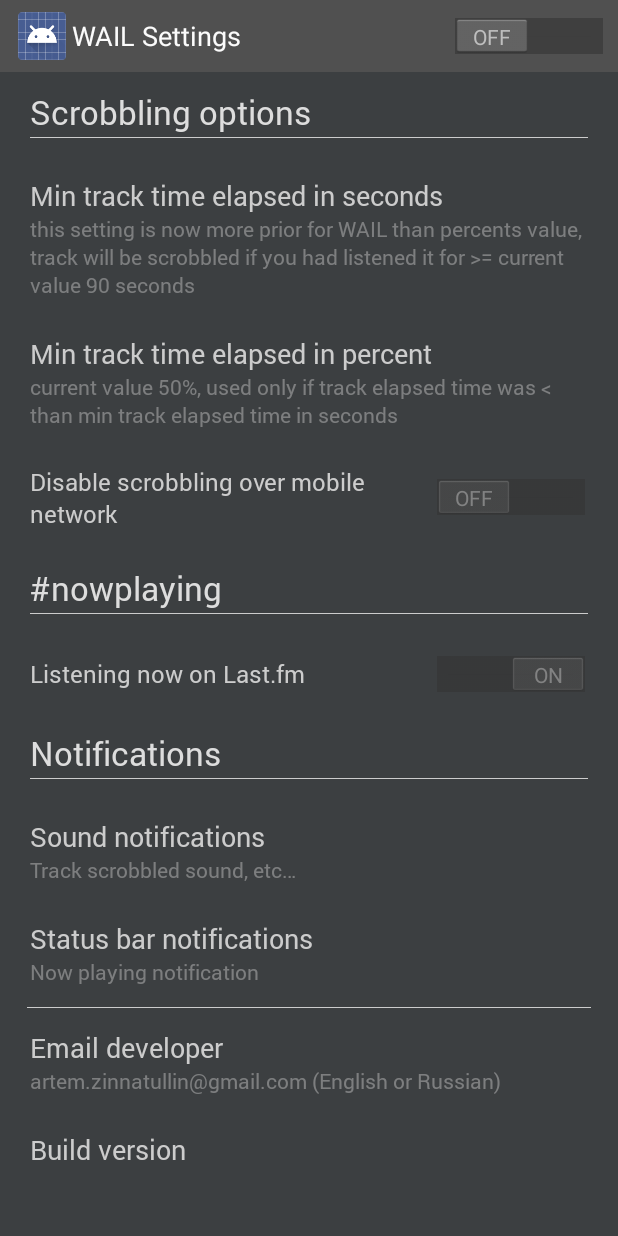
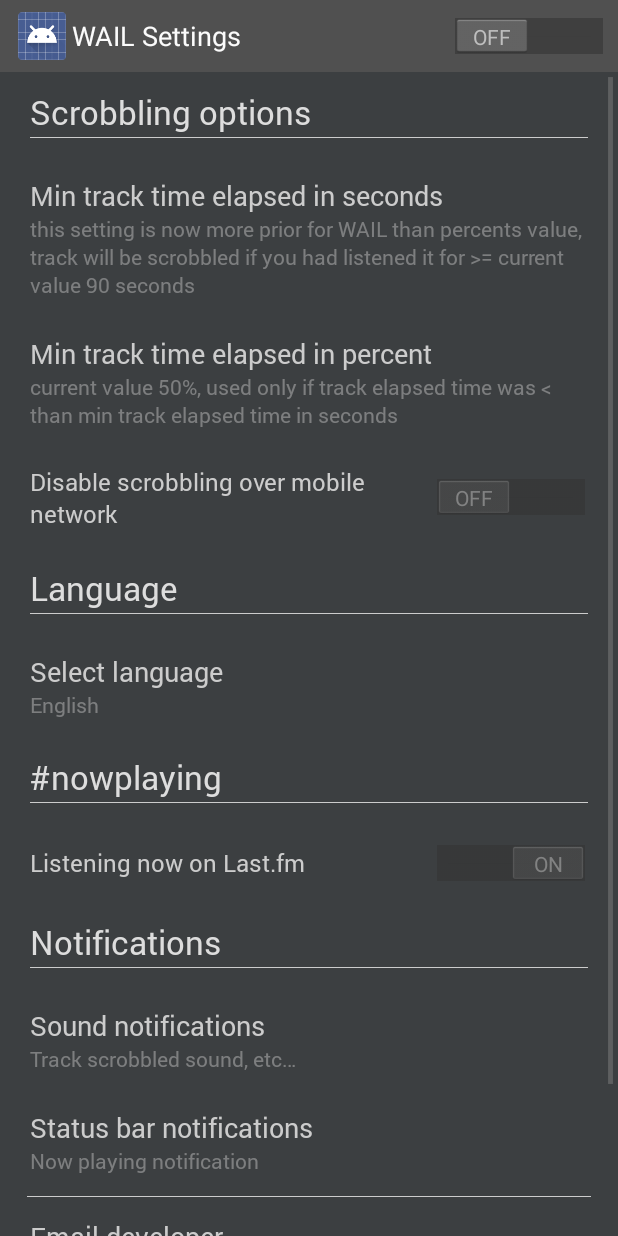
Before and after one commit to artem-zinnatullin/android-wail-app, an Android app: the fragment SettingsFragment shown on its own in the app's theme, on a phone screen of 412 x 824 dp. Run offline under Robolectric (Android 15) with nearby library versions, the phone set to English and light mode, and no system bars.

Commit message:
[feature] add option to select language to settings

```diff
--- a/wail-app/src/main/AndroidManifest.xml
+++ b/wail-app/src/main/AndroidManifest.xml
@@ -32,6 +32,11 @@
             android:name=".ui.activity.LastfmLoginActivity"
             android:windowSoftInputMode="stateHidden|adjustResize"
             android:label="@string/lastfm_login_activity_label" />
+
+        <activity
+            android:name=".ui.activity.settings.SettingsSelectLanguageActivity"
+            android:windowSoftInputMode="stateHidden"
+            android:label="@string/settings_select_language_activity_label" />
 
         <activity
             android:name=".ui.activity.settings.SettingsSoundNotificationsActivity"
--- a/wail-app/src/main/java/com/artemzin/android/wail/storage/WAILSettings.java
+++ b/wail-app/src/main/java/com/artemzin/android/wail/storage/WAILSettings.java
@@ -8,11 +8,14 @@ import com.artemzin.android.wail.api.lastfm.model.response.LFUserResponseModel;
 import com.artemzin.android.wail.service.WAILService;
 import com.artemzin.android.wail.storage.model.Track;
 
+import java.util.Locale;
+
 public class WAILSettings {
 
     private static final String APP_SETTINGS                       = "APP_SETTINGS";
 
     // region keys
+    private static final String KEY_LOCALE                         = "KEY_LOCALE";
     private static final String KEY_IS_ENABLED                     = "KEY_IS_ENABLED";
     private static final String KEY_START_ON_BOOT                  = "KEY_START_ON_BOOT";
     private static final String KEY_LASTFM_SESSION_KEY             = "KEY_LASTFM_SESSION_KEY";
@@ -83,6 +86,14 @@ public class WAILSettings {
         soundNotificationTrackSkippedEnabled   = null;
 
         getSharedPreferences(context).edit().clear().commit();
+    }
+
+    public static synchronized String getLanguage(Context context) {
+        return getSharedPreferences(context).getString(KEY_LOCALE, Locale.getDefault().getDisplayLanguage());
+    }
+
+    public static synchronized void setLanguage(Context context, String value) {
+        getSharedPreferences(context).edit().putString(KEY_LOCALE, value).commit();
     }
 
     public static synchronized boolean isAuthorized(Context context) {
--- a/wail-app/src/main/java/com/artemzin/android/wail/ui/fragment/main/SettingsFragment.java
+++ b/wail-app/src/main/java/com/artemzin/android/wail/ui/fragment/main/SettingsFragment.java
@@ -18,12 +18,12 @@ import com.artemzin.android.bytes.ui.DisplayUnitsConverter;
 import com.artemzin.android.bytes.ui.ViewUtil;
 import com.artemzin.android.wail.R;
 import com.artemzin.android.wail.storage.WAILSettings;
+import com.artemzin.android.wail.ui.activity.settings.SettingsSelectLanguageActivity;
 import com.artemzin.android.wail.ui.activity.settings.SettingsSoundNotificationsActivity;
 import com.artemzin.android.wail.ui.activity.settings.SettingsStatusBarNotificationsActivity;
 import com.artemzin.android.wail.ui.fragment.BaseFragment;
 import com.artemzin.android.wail.ui.fragment.custom_dialog.DialogFragmentWithNumberPicker;
 import com.artemzin.android.wail.ui.fragment.custom_dialog.DialogFragmentWithSeekBar;
-import com.artemzin.android.wail.ui.fragment.settings.SettingsStatusBarNotificationsFragment;
 import com.artemzin.android.wail.util.WordFormUtil;
 import com.google.analytics.tracking.android.EasyTracker;
 import com.google.analytics.tracking.android.MapBuilder;
@@ -91,6 +91,10 @@ public class SettingsFragment extends BaseFragment implements View.OnClickListen
             setUIStateWailDisabled();
         }
 
+        view.findViewById(R.id.settings_select_language_menu_item).setOnClickListener(this);
+        TextView languageMenuItemDescription = (TextView) view.findViewById(R.id.settings_select_language_description);
+        languageMenuItemDescription.setText(WAILSettings.getLanguage(getActivity()));
+
         view.findViewById(R.id.settings_min_track_duration_in_percents).setOnClickListener(new View.OnClickListener() {
             @Override
             public void onClick(View v) {
@@ -134,8 +138,8 @@ public class SettingsFragment extends BaseFragment implements View.OnClickListen
                         MapBuilder.createEvent(GA_EVENT_SETTINGS_FRAGMENT,
                                 "lastFmUpdateNowPlaying enabled: " + isChecked,
                                 null,
-                                isChecked ? 1L : 0L)
-                        .build()
+                                isChecked ? 1L : 0L
+                        ).build()
                 );
             }
         });
@@ -330,6 +334,8 @@ public class SettingsFragment extends BaseFragment implements View.OnClickListen
             startActivity(new Intent(getActivity(), SettingsSoundNotificationsActivity.class));
         } else if (v.getId() == R.id.settings_status_bar_notifications) {
             startActivity(new Intent(getActivity(), SettingsStatusBarNotificationsActivity.class));
+        } else if (v.getId() == R.id.settings_select_language_menu_item) {
+            startActivity(new Intent(getActivity(), SettingsSelectLanguageActivity.class));
         }
     }
 }
--- a/wail-app/src/main/res/layout/fragment_main_settings.xml
+++ b/wail-app/src/main/res/layout/fragment_main_settings.xml
@@ -65,6 +65,31 @@
             <Switch
                 android:id="@+id/settings_disable_scrobbling_over_mobile_network_switch"
                 style="@style/SettingsItemSwitch" />
+
+        </LinearLayout>
+
+        <LinearLayout style="@style/SettingsCategoryTitle">
+
+            <com.artemzin.android.wail.ui.TypefaceTextView
+                style="@style/SettingsCategoryTitleTitle"
+                android:text="@string/settings_select_language_title" />
+
+            <View style="@style/SettingsCategoryTitleDivider" />
+
+        </LinearLayout>
+
+        <LinearLayout
+            style="@style/SettingsItem"
+            android:id="@+id/settings_select_language_menu_item">
+
+            <com.artemzin.android.wail.ui.TypefaceTextView
+                style="@style/SettingsItemTitle"
+                android:text="@string/settings_select_language"/>
+
+            <com.artemzin.android.wail.ui.TypefaceTextView
+                style="@style/SettingsItemDescription"
+                android:id="@+id/settings_select_language_description"
+                tools:text="English"/>
 
         </LinearLayout>
 
--- a/wail-app/src/main/res/values/strings.xml
+++ b/wail-app/src/main/res/values/strings.xml
@@ -89,6 +89,14 @@
     <string name="settings_email_dialog_title">Select email app</string>
     <string name="main_settings_menu_toggle_wail">Toggle WAIL</string>
     <string name="settings_disable_scrobbling_over_mobile_network">Disable scrobbling over mobile network</string>
+    <string name="settings_select_language_title">Language</string>
+    <string name="settings_select_language">Select language</string>
+    <string name="settings_select_language_activity_label">Select language</string>
+    <string-array name="settings_select_language_languages">
+        <item>Auto</item>
+        <item>English</item>
+        <item>Deutsch</item>
+    </string-array>
     <!-- END of settings screen strings -->
 
     <!-- START of sound notifications screen strings -->
```
Also changed, not shown: wail-app/src/main/java/com/artemzin/android/wail/WAILApp.java (+9 -5 lines), wail-app/src/main/java/com/artemzin/android/wail/ui/activity/settings/SettingsSelectLanguageActivity.java (added, +13 -0 lines), wail-app/src/main/java/com/artemzin/android/wail/ui/fragment/settings/SettingsSelectLanguageFragment.java (added, +66 -0 lines), wail-app/src/main/java/com/artemzin/android/wail/util/LocaleUtil.java (added, +45 -0 lines), wail-app/src/main/res/layout/activity_settings_select_language.xml (added, +9 -0 lines), wail-app/src/main/res/layout/fragment_settings_select_language.xml (added, +14 -0 lines).
